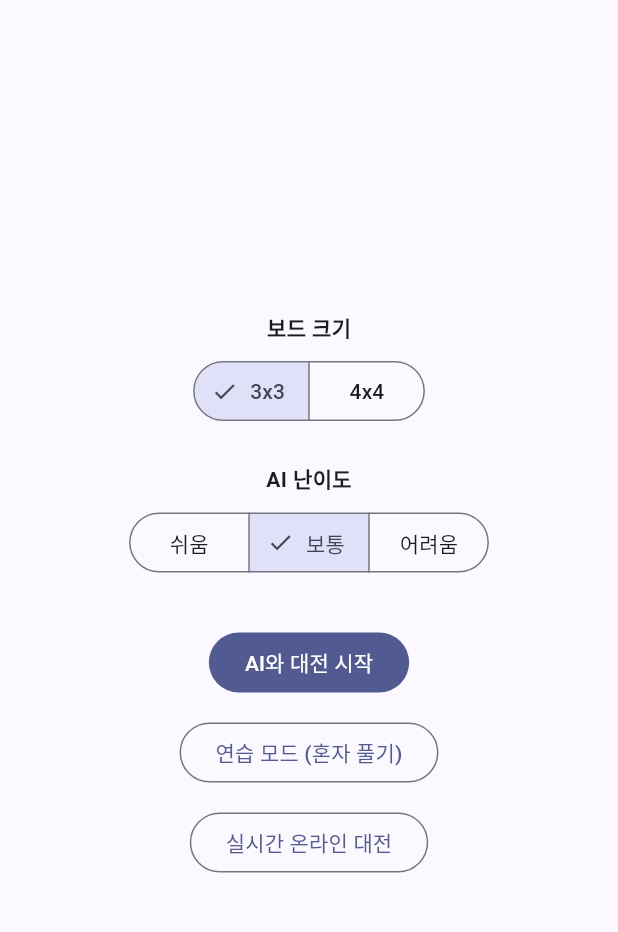
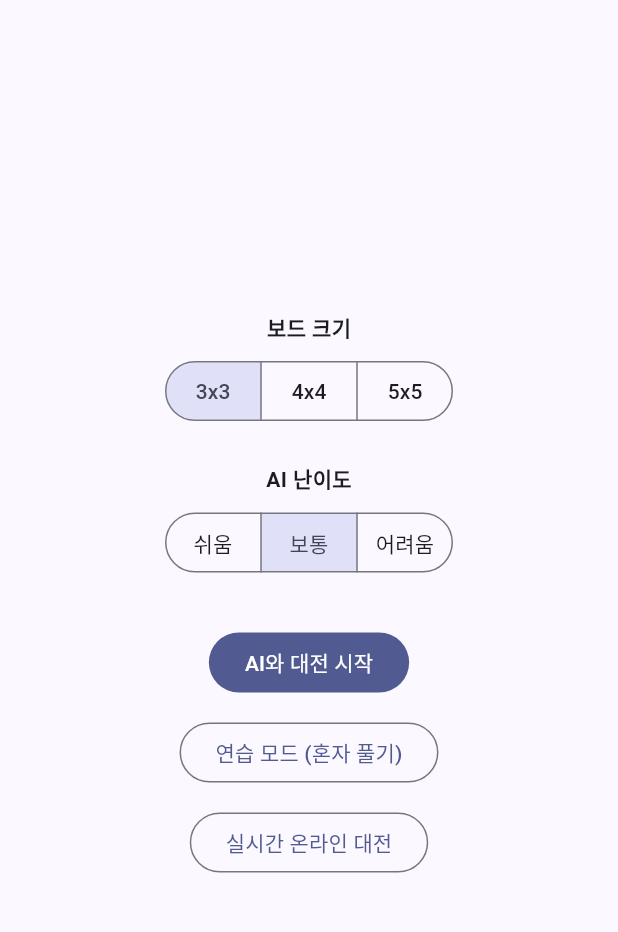
Before and after one commit to mintower/puzzle_battle, a Flutter app: the screen it shows after launch, on a phone screen of 412 x 824 dp, the part 65-997 px from its top. Run offline on Flutter 3.47's test engine with Material 3 defaults, Android fonts, the phone set to English and light mode, and no system bars; our stand-ins replace cloud_firestore, firebase_auth, firebase_core; accounts and stored records are empty; statements that could not run were skipped.

Commit message:
Add 5x5 board size option; fix difficulty/board segment label wrapping

```diff
--- a/lib/ui/main_menu_screen.dart
+++ b/lib/ui/main_menu_screen.dart
@@ -37,9 +37,11 @@ class _MainMenuScreenState extends State<MainMenuScreen> {
                 const Text('보드 크기', style: TextStyle(fontWeight: FontWeight.bold)),
                 const SizedBox(height: 8),
                 SegmentedButton<int>(
+                  showSelectedIcon: false,
                   segments: const [
-                    ButtonSegment(value: 3, label: Text('3x3')),
-                    ButtonSegment(value: 4, label: Text('4x4')),
+                    ButtonSegment(value: 3, label: Text('3x3', softWrap: false)),
+                    ButtonSegment(value: 4, label: Text('4x4', softWrap: false)),
+                    ButtonSegment(value: 5, label: Text('5x5', softWrap: false)),
                   ],
                   selected: {_boardSize},
                   onSelectionChanged: (s) => setState(() => _boardSize = s.first),
@@ -48,10 +50,11 @@ class _MainMenuScreenState extends State<MainMenuScreen> {
                 const Text('AI 난이도', style: TextStyle(fontWeight: FontWeight.bold)),
                 const SizedBox(height: 8),
                 SegmentedButton<String>(
+                  showSelectedIcon: false,
                   segments: const [
-                    ButtonSegment(value: 'Easy', label: Text('쉬움')),
-                    ButtonSegment(value: 'Medium', label: Text('보통')),
-                    ButtonSegment(value: 'Hard', label: Text('어려움')),
+                    ButtonSegment(value: 'Easy', label: Text('쉬움', softWrap: false)),
+                    ButtonSegment(value: 'Medium', label: Text('보통', softWrap: false)),
+                    ButtonSegment(value: 'Hard', label: Text('어려움', softWrap: false)),
                   ],
                   selected: {_difficultyLabel},
                   onSelectionChanged: (s) =>
```
Also changed, not shown: 1 other file.
